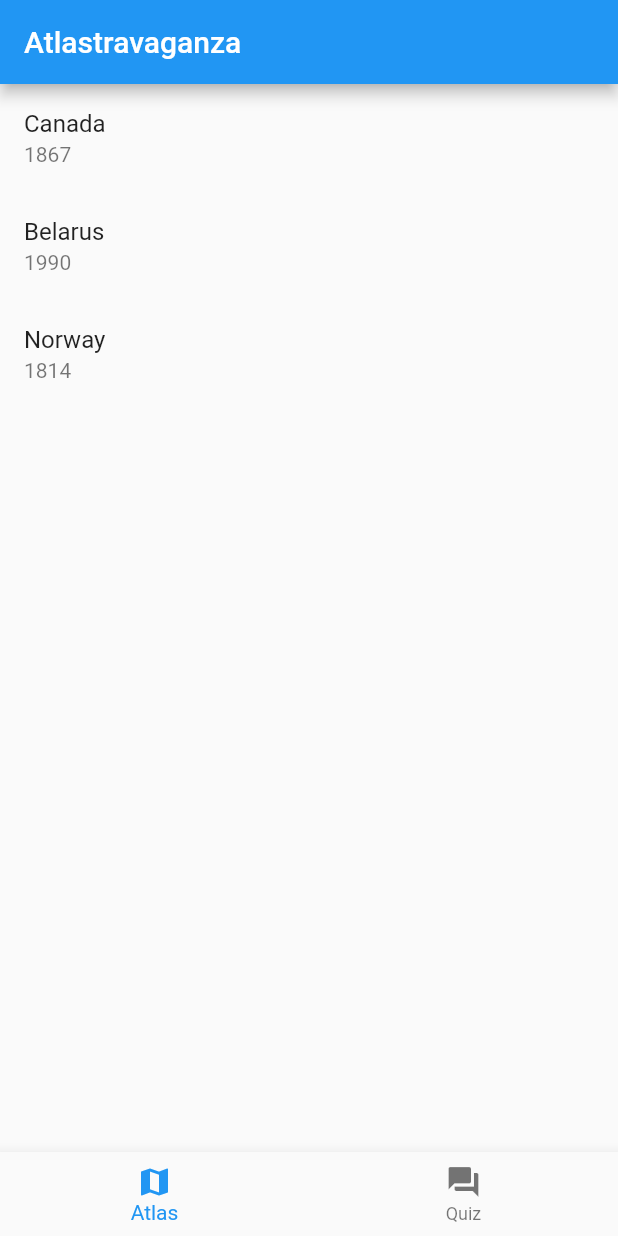
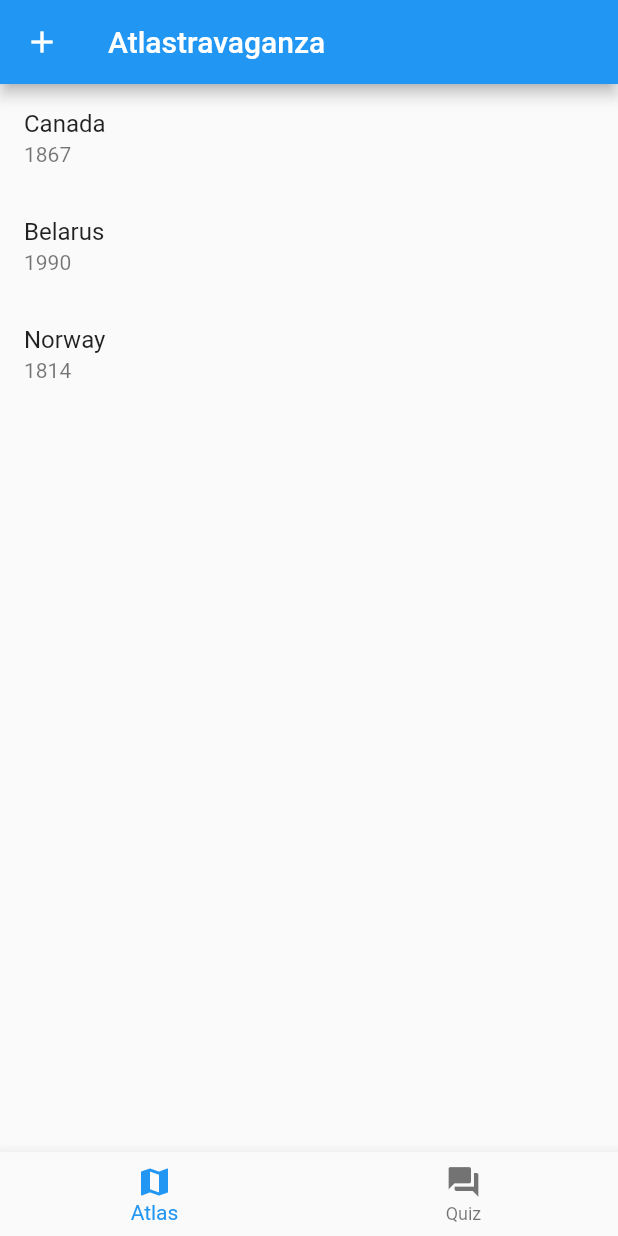
Before and after one commit to mprogers/atlastravaganza, a Flutter app: the screen it shows after launch, on a phone screen of 412 x 824 dp. Run offline on Flutter 3.47's test engine with Material 2 defaults, Android fonts, the phone set to English and light mode, and no system bars.

Commit message:
Added an Add button, to add countries

```diff
--- a/lib/main.dart
+++ b/lib/main.dart
@@ -21,6 +21,7 @@ class _MyAppState extends State<MyApp> {
     });
   }
 
+  void _addCountry(BuildContext context) {}
   int selectedIndex = 0;
   List<Widget> screens = [
     Consumer<Atlas>(
@@ -37,7 +38,13 @@ class _MyAppState extends State<MyApp> {
         visualDensity: VisualDensity.adaptivePlatformDensity,
       ),
       home: Scaffold(
-        appBar: AppBar(title: Text('Atlastravaganza')),
+        appBar: AppBar(
+            title: Text('Atlastravaganza'),
+            leading: IconButton(
+                icon: Icon(Icons.add),
+                onPressed: () {
+                  _addCountry(context);
+                })),
         body: screens[selectedIndex], // Text('This app needs work!'),
         bottomNavigationBar: BottomNavigationBar(
             onTap: _handleTap,
```
